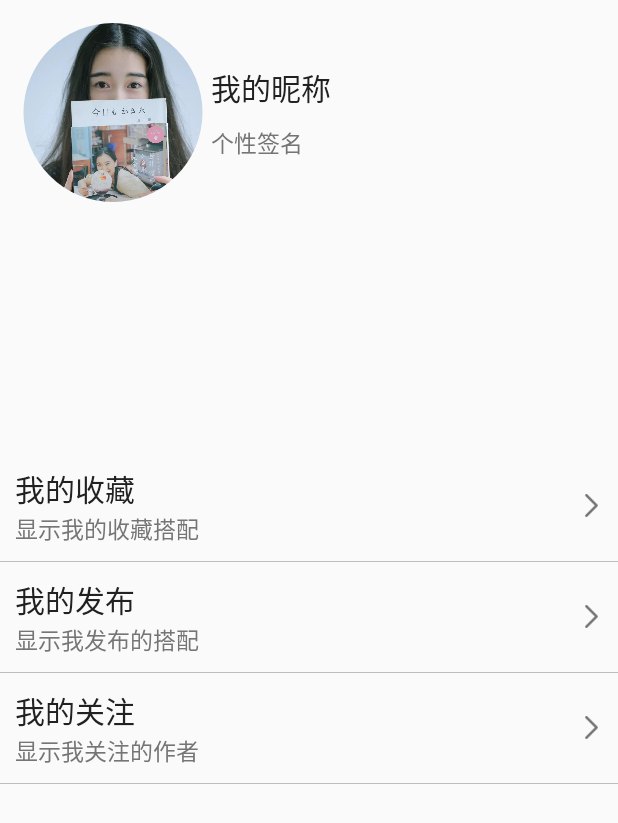
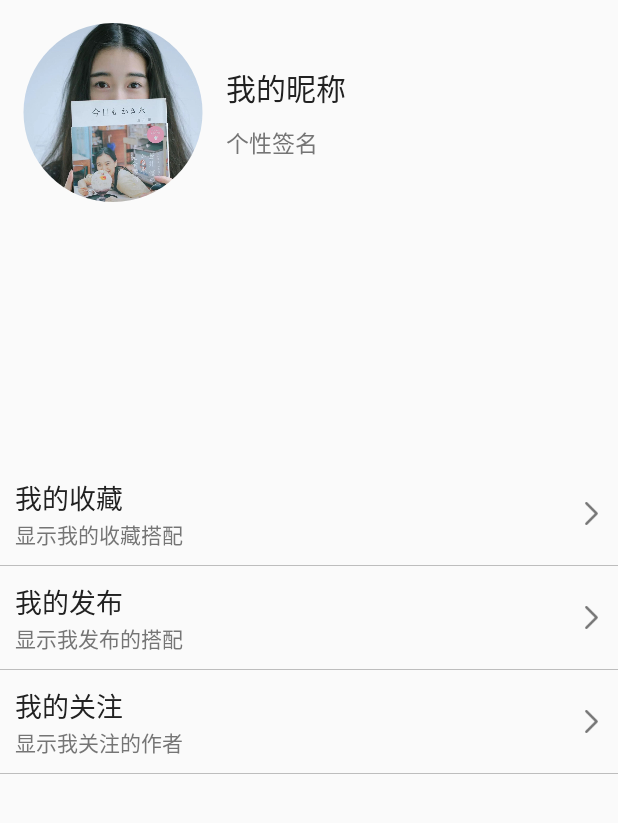
Before and after one commit to Lo-Heng/wearing, an Android app: the layout fragment_mine.xml on its own in the app's theme, with its tools: preview values and no code run, on a phone screen of 412 x 824 dp. Shown: the top 823 px of the screen. Run offline under Robolectric (Android 15) with nearby library versions, the phone set to English and light mode, and no system bars; plain views replace RoundedImageView.

Commit message:
按照第三版要求更改 1、发布页发布完成后清空 2、新增可以更改头像 3、我的关注页面过滤多余的和自己的

```diff
--- a/app/src/main/java/com/androidlo/wearing/model/Constant.java
+++ b/app/src/main/java/com/androidlo/wearing/model/Constant.java
@@ -5,6 +5,8 @@ package com.androidlo.wearing.model;
  */
 
 public class Constant {
+    //我的个性签名
+    public static final String KEY_MY_ICON = "my_icon";
     //发博客储存标记
     public static final String KEY_MY_SIGN = "my_sign";
     //取首页推荐列表
--- a/app/src/main/res/layout/fragment_mine.xml
+++ b/app/src/main/res/layout/fragment_mine.xml
@@ -29,6 +29,7 @@
             android:layout_width="0dp"
             android:layout_height="wrap_content"
             android:layout_weight="2"
+            android:paddingLeft="10dp"
             android:orientation="vertical">
             <TextView
                 android:id="@+id/tv_my_name"
@@ -71,7 +72,7 @@
                 android:layout_height="wrap_content"
                 android:text="我的收藏"
                 android:textColor="@color/TextPrimary"
-                android:textSize="20sp" />
+                android:textSize="18sp" />
 
             <TextView
                 android:layout_width="match_parent"
@@ -79,7 +80,7 @@
                 android:layout_below="@+id/tv_my_collect"
                 android:text="显示我的收藏搭配"
                 android:textColor="@color/TextLight"
-                android:textSize="15sp" />
+                android:textSize="14sp" />
 
             <ImageView
                 android:layout_width="15dp"
@@ -106,7 +107,7 @@
                 android:layout_height="wrap_content"
                 android:text="我的发布"
                 android:textColor="@color/TextPrimary"
-                android:textSize="20sp" />
+                android:textSize="18sp" />
 
             <TextView
                 android:layout_width="match_parent"
@@ -114,7 +115,7 @@
                 android:layout_below="@+id/tv_my_publish"
                 android:text="显示我发布的搭配"
                 android:textColor="@color/TextLight"
-                android:textSize="15sp" />
+                android:textSize="14sp" />
 
             <ImageView
                 android:layout_width="15dp"
@@ -141,7 +142,7 @@
                 android:layout_height="wrap_content"
                 android:text="我的关注"
                 android:textColor="@color/TextPrimary"
-                android:textSize="20sp" />
+                android:textSize="18sp" />
 
             <TextView
                 android:layout_width="match_parent"
@@ -149,7 +150,7 @@
                 android:layout_below="@+id/tv_my_subscribe"
                 android:text="显示我关注的作者"
                 android:textColor="@color/TextLight"
-                android:textSize="15sp" />
+                android:textSize="14sp" />
 
             <ImageView
                 android:layout_width="15dp"
--- a/app/src/main/res/layout/fragment_publish.xml
+++ b/app/src/main/res/layout/fragment_publish.xml
@@ -19,6 +19,7 @@
         android:layout_centerInParent="true"
         android:layout_margin="30dp"
         app:cardCornerRadius="5dp"
+        android:translationZ="10dp"
         android:focusableInTouchMode="true"
         android:focusable="true"
         android:background="#aaffffff"
@@ -63,8 +64,8 @@
                 android:layout_height="0dp"
                 android:layout_marginBottom="10dp"
                 android:layout_marginTop="10dp"
-                android:scaleType="center"
-                  android:src="@drawable/plus_bg"
+                android:scaleType="fitCenter"
+                android:src="@drawable/plus_bg"
                 android:background="@drawable/input_bg"
                 android:layout_weight="3" />
             <LinearLayout
```
Also changed, not shown: app/src/main/java/com/androidlo/wearing/Fragment/CollocationFragment.java (+13 -1 lines), app/src/main/java/com/androidlo/wearing/Fragment/MineFragment.java (+54 -10 lines), app/src/main/java/com/androidlo/wearing/Fragment/PublishFragment.java (+7 -0 lines), app/src/main/java/com/androidlo/wearing/MySubscribeActivity.java (+33 -1 lines).
